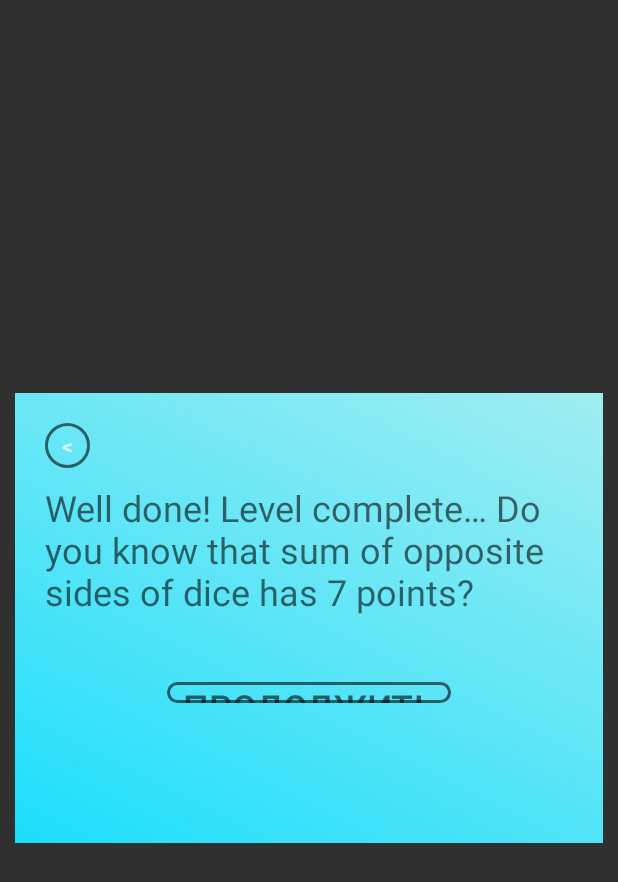
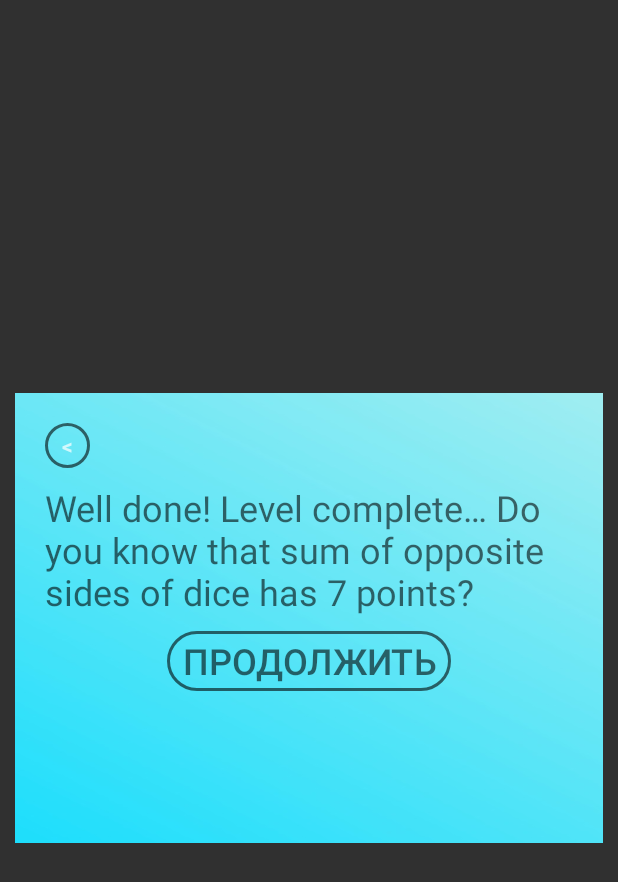
Before and after one commit to t0in4/wordskills_certification, an Android app: the layout dialogend.xml on its own in the app's theme, with its tools: preview values and no code run, on a phone screen of 412 x 824 dp. Shown: the top 882 px of the screen. Run offline under Robolectric (Android 15) with nearby library versions, the phone set to English and light mode, and no system bars.

Commit message:
added dialog end window

```diff
--- a/app/src/main/java/com/eyehail/rubinpazzles/Level1.kt
+++ b/app/src/main/java/com/eyehail/rubinpazzles/Level1.kt
@@ -116,8 +116,8 @@ class Level1 : AppCompatActivity() {
         dialogEnd.setCancelable(false) // prevent user to close dialog window by system back button
         //button which closes the dialog window - start
         val btnclose2 = dialogEnd.findViewById<TextView>(R.id.btnclose)
-        btnclose.setOnClickListener {
-            val intent = Intent(this, GameLevels::class.java)
+        btnclose2.setOnClickListener {
+            val intent = Intent(this, Level2::class.java)
             startActivity(intent)
             finish() //close this class
             dialogEnd.dismiss() //close the dialog window
--- a/app/src/main/res/layout/dialogend.xml
+++ b/app/src/main/res/layout/dialogend.xml
@@ -29,8 +29,8 @@
             />
         <ScrollView
             android:layout_width="wrap_content"
-            android:layout_height="0dp"
-            android:layout_weight="90"
+            android:layout_height="wrap_content"
+
             android:layout_marginTop="10dp">
             <TextView
                 android:layout_width="match_parent"
@@ -49,10 +49,10 @@
 
         <Button
             android:layout_width="wrap_content"
-            android:layout_height="0dp"
+            android:layout_height="40dp"
             android:id="@+id/btncontinue"
             android:background="@drawable/button_stroke_black95_press_white"
-            android:layout_weight="10"
+
             android:text="@string/textcontinue"
             android:textColor="@color/black95"
             android:paddingLeft="10dp"
--- a/app/src/main/res/values/descriptionlevels.xml
+++ b/app/src/main/res/values/descriptionlevels.xml
@@ -5,4 +5,7 @@
 
         Do you know that sum of opposite sides of dice has 7 points?</string>
     <string name="leveltwo">Please, choose bigger than rome number. \nQuestions can repeat till 20 points</string>
+    <string name="leveltwoEnd">Congratulations! Level complete.
+
+        Do you know in rome numeracy zero is absent?</string>
 </resources>
```
Also changed, not shown: app/src/main/java/com/eyehail/rubinpazzles/Level2.kt (+57 -0 lines).
